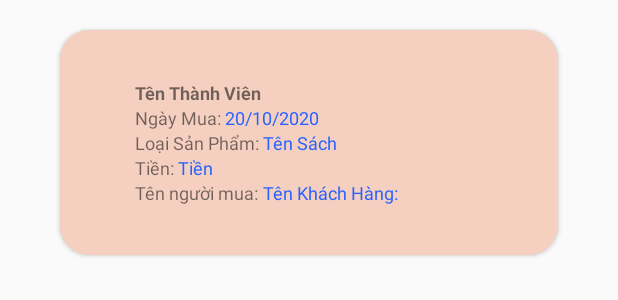
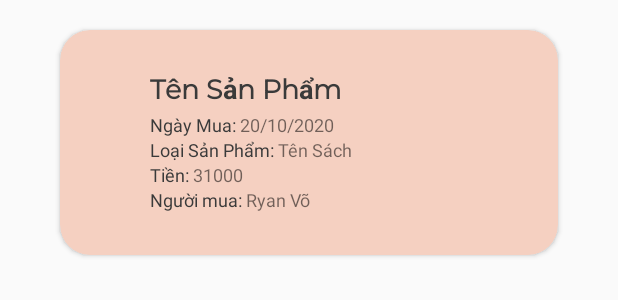
Before and after one commit to ryanvo162/Project1Team3, an Android app: the layout item_hoadon.xml on its own in the app's theme, with its tools: preview values and no code run, on a phone screen of 412 x 824 dp. Shown: the top 300 px of the screen. Run offline under Robolectric (Android 15) with nearby library versions, the phone set to English and light mode, and no system bars; Roboto replaces fonts that are not available here.

Commit message:
item hóa dơn &khách hàng

```diff
--- a/app/src/main/res/layout/item_cho_meo.xml
+++ b/app/src/main/res/layout/item_cho_meo.xml
@@ -44,7 +44,7 @@
                 android:fontFamily="@font/montserrat"
                 android:text="Tên Thú Cưng"
                 android:textColor="@color/black_app"
-                android:textSize="18dp"
+                android:textSize="18sp"
                 android:textStyle="bold" />
 
             <LinearLayout
--- a/app/src/main/res/layout/item_hoadon.xml
+++ b/app/src/main/res/layout/item_hoadon.xml
@@ -17,17 +17,17 @@
         android:id="@+id/linear_hd"
         android:layout_width="match_parent"
         android:layout_height="150dp"
-        android:background="#F5D0C1"
         android:gravity="center_vertical"
         android:orientation="vertical"
-        android:paddingLeft="50dp">
+        android:paddingLeft="60dp">
 
         <TextView
             android:id="@+id/tv_tensp_hoadon"
             style="@style/cardViewText"
-
-            android:text="Tên Thành Viên"
-
+            android:fontFamily="@font/montserrat"
+            android:text="Tên Sản Phẩm"
+            android:textColor="@color/black_app"
+            android:textSize="18sp"
             android:textStyle="bold" />
 
         <LinearLayout
@@ -38,13 +38,13 @@
             <TextView
                 android:id="@+id/tvNgay1"
                 style="@style/cardViewText"
+                android:textColor="@color/black_app"
                 android:text="Ngày Mua: " />
 
             <TextView
                 android:id="@+id/tvngaynua_hoadon"
                 style="@style/cardViewText"
-                android:text="20/10/2020"
-                android:textColor="#2962FF" />
+                android:text="20/10/2020"/>
         </LinearLayout>
 
         <LinearLayout
@@ -55,13 +55,13 @@
             <TextView
                 android:id="@+id/tv_loai1"
                 style="@style/cardViewText"
+                android:textColor="@color/black_app"
                 android:text="Loại Sản Phẩm: " />
 
             <TextView
                 android:id="@+id/tv_loai_hoadon"
                 style="@style/cardViewText"
-                android:text="Tên Sách "
-                android:textColor="#2962FF" />
+                android:text="Tên Sách " />
         </LinearLayout>
 
 
@@ -73,13 +73,13 @@
             <TextView
                 android:id="@+id/tv_tienThue1"
                 style="@style/cardViewText"
+                android:textColor="@color/black_app"
                 android:text="Tiền: " />
 
             <TextView
                 android:id="@+id/tv_gia_hoadon"
                 style="@style/cardViewText"
-                android:text="Tiền "
-                android:textColor="#2962FF" />
+                android:text="31000" />
         </LinearLayout>
 
         <LinearLayout
@@ -90,13 +90,13 @@
             <TextView
                 android:id="@+id/tv_tentt1"
                 style="@style/cardViewText"
-                android:text="Tên người mua: " />
+                android:textColor="@color/black_app"
+                android:text="Người mua: " />
 
             <TextView
                 android:id="@+id/tv_tenkh"
                 style="@style/cardViewText"
-                android:text="Tên Khách Hàng: "
-                android:textColor="#2962FF" />
+                android:text="Ryan Võ" />
         </LinearLayout>
 
     </LinearLayout>
```
Also changed, not shown: app/src/main/res/layout/item_kh.xml (+12 -20 lines).
